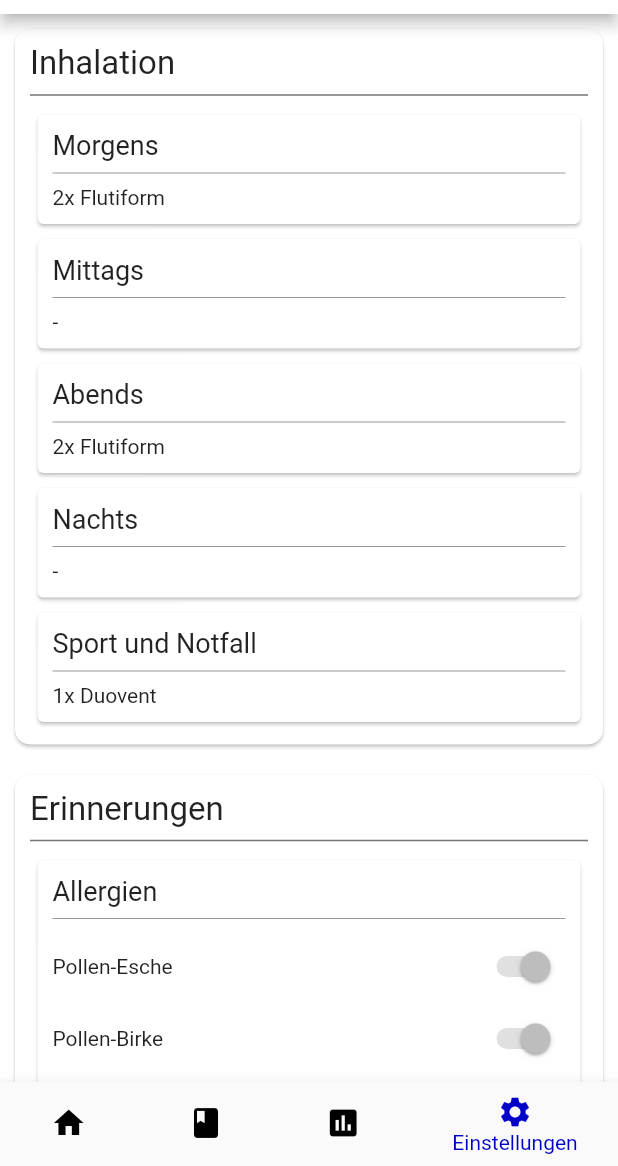
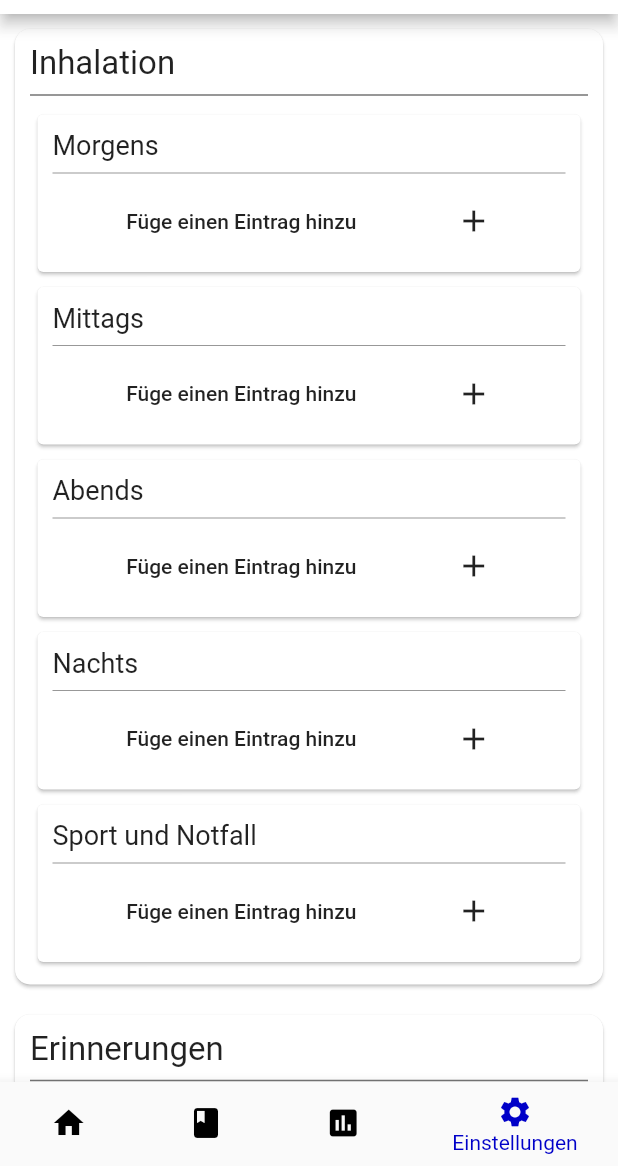
Before and after one commit to tabearunzheimer/asthma-diary, a Flutter app: the SettingsScreen screen opened by its route, on a phone screen of 412 x 824 dp, the part 70-1236 px from its top. Run offline on Flutter 3.47's test engine with Material 2 defaults, Android fonts, the phone set to English and light mode, and no system bars; our stand-ins replace shared_preferences, sqflite; accounts and stored records are empty.

Commit message:
Card-Inhalation in settingsscreen finished

```diff
--- a/lib/helper/Diary.dart
+++ b/lib/helper/Diary.dart
@@ -87,11 +87,16 @@ class Diary{
           }
         }
         if (number != "" && spray != "" && dose != "" && done != "") {
-          //print("number: " + number + " spray: " + spray + " dosis: " + dose + " done: " + done);
+          print("number: " + number + " spray: " + spray + " dosis: " + dose + " done: " + done);
           Inhalation i = new Inhalation(spray, int.parse(number));
           i.setDose(int.parse(dose));
           bool d = int.parse(done) == 0 ? false : true;
           i.setDone(d);
+          erg.add(i);
+        } else if (number != "" && spray != "" && dose != ""){
+          print("number: " + number + " spray: " + spray + " dosis: " + dose);
+          Inhalation i = new Inhalation(spray, int.parse(number));
+          i.setDose(int.parse(dose));
           erg.add(i);
         }
     }
@@ -115,6 +120,14 @@ class Diary{
     String erg = "";
     for (int i = 0; i < list.length; i++){
       erg += "${list[i].getAmount()},${list[i].getSpray()},${list[i].getDose()},${list[i].getDoneAsNumber()};";
+    }
+    return erg;
+  }
+
+  String createSpraysStringWithoutDone(List<Inhalation> list){
+    String erg = "";
+    for (int i = 0; i < list.length; i++){
+      erg += "${list[i].getAmount()},${list[i].getSpray()},${list[i].getDose()};";
     }
     return erg;
   }
--- a/lib/screens/HomeScreen.dart
+++ b/lib/screens/HomeScreen.dart
@@ -37,6 +37,7 @@ class _HomeScreenState extends State<HomeScreen> {
   List<String> _surroundings = [
     "Allergische Reaktion",
     "Angst/ Panik",
+    "Bedarfsmedikation genommen",
     "Bettzeug waschen",
     "Krank",
     "Putzen",
--- a/lib/screens/SettingsScreen.dart
+++ b/lib/screens/SettingsScreen.dart
@@ -1,6 +1,9 @@
+import 'package:asthma_tagebuch/helper/Diary.dart';
+import 'package:asthma_tagebuch/helper/Inhalation.dart';
 import 'package:asthma_tagebuch/helper/Reusable_Widgets.dart';
 import 'package:flutter/cupertino.dart';
 import 'package:flutter/material.dart';
+import 'package:shared_preferences/shared_preferences.dart';
 
 class SettingsScreen extends StatefulWidget {
   @override
@@ -10,6 +13,43 @@ class SettingsScreen extends StatefulWidget {
 class _SettingsScreenState extends State<SettingsScreen> {
   int _selectedIndex = 3;
   ReusableWidgets _reusableWidgets;
+
+  static const String userMorningSprays = 'userMorningSprays';
+  static const String userNoonSprays = 'userNoonSprays';
+  static const String userEveningSprays = 'userEveningSprays';
+  static const String userNightSprays = 'userNightSprays';
+  static const String userDemandSprays = 'userDemandSprays';
+  SharedPreferences prefs;
+
+  Diary _d = new Diary(0, "", "", "", "", 0, "", "", 0, 0, 0, "");
+  List<Inhalation> _morning;
+  List<Inhalation> _noon;
+  List<Inhalation> _evening;
+  List<Inhalation> _night;
+  List<Inhalation> _demand;
+
+  TextEditingController _sprayName = new TextEditingController();
+  TextEditingController _sprayAmount = new TextEditingController();
+  TextEditingController _sprayDose = new TextEditingController();
+
+  @override
+  void initState() {
+    super.initState();
+    _morning = new List();
+    _noon = new List();
+    _evening = new List();
+    _night = new List();
+    _demand = new List();
+
+    SharedPreferences.getInstance().then((sp) {
+      this.prefs = sp;
+      loadString(userMorningSprays);
+      loadString(userNoonSprays);
+      loadString(userEveningSprays);
+      loadString(userNightSprays);
+      loadString(userDemandSprays);
+    });
+  }
 
   @override
   Widget build(BuildContext context) {
@@ -48,113 +88,29 @@ class _SettingsScreenState extends State<SettingsScreen> {
                             Card(
                               //color: Colors.green,
                               margin: EdgeInsets.all(5),
-                                child: Container(
-                                  width: MediaQuery.of(context).size.width,
-                                  padding: EdgeInsets.all(10),
-                                  child: Column(
-                                    crossAxisAlignment:
-                                        CrossAxisAlignment.start,
-                                    children: [
-                                      Text(
-                                        "Morgens",
-                                        style: TextStyle(fontSize: 18),
+                              child: createInhalationList("Morgens", _morning, 0),
                             ),
-                                      Divider(
-                                        color: Colors.black54,
-                                        thickness: 0.5,
-                                      ),
-                                      Text("2x Flutiform"),
-                                    ],
-                                  ),
-                                )),
                             Card(
                               //color: Colors.green,
                               margin: EdgeInsets.all(5),
-                                child: Container(
-                                  width: MediaQuery.of(context).size.width,
-                                  padding: EdgeInsets.all(10),
-                                  child: Column(
-                                    crossAxisAlignment:
-                                        CrossAxisAlignment.start,
-                                    children: [
-                                      Text(
-                                        "Mittags",
-                                        style: TextStyle(fontSize: 18),
+                              child: createInhalationList("Mittags", _noon, 1),
                             ),
-                                      Divider(
-                                        color: Colors.black54,
-                                        thickness: 0.5,
-                                      ),
-                                      Text("-"),
-                                    ],
-                                  ),
-                                )),
                             Card(
                               //color: Colors.blue,
                               margin: EdgeInsets.all(5),
-                                child: Container(
-                                  width: MediaQuery.of(context).size.width,
-                                  padding: EdgeInsets.all(10),
-                                  child: Column(
-                                    crossAxisAlignment:
-                                        CrossAxisAlignment.start,
-                                    children: [
-                                      Text(
-                                        "Abends",
-                                        style: TextStyle(fontSize: 18),
+                              child: createInhalationList("Abends", _evening, 2),
                             ),
-                                      Divider(
-                                        color: Colors.black54,
-                                        thickness: 0.5,
-                                      ),
-                                      Text("2x Flutiform"),
-                                    ],
-                                  ),
-                                )),
                             Card(
                               //color: Colors.green,
                               margin: EdgeInsets.all(5),
-                                child: Container(
-                                  width: MediaQuery.of(context).size.width,
-                                  padding: EdgeInsets.all(10),
-                                  child: Column(
-                                    crossAxisAlignment:
-                                        CrossAxisAlignment.start,
-                                    children: [
-                                      Text(
-                                        "Nachts",
-                                        style: TextStyle(fontSize: 18),
+                              child: createInhalationList("Nachts", _night, 3),
                             ),
-                                      Divider(
-                                        color: Colors.black54,
-                                        thickness: 0.5,
-                                      ),
-                                      Text("-"),
-                                    ],
-                                  ),
-                                )),
                             Card(
                               //color: Colors.green,
                               margin: EdgeInsets.all(5),
-                                child: Container(
-                                  width: MediaQuery.of(context).size.width,
-                                  padding: EdgeInsets.all(10),
-                                  child: Column(
-                                    crossAxisAlignment:
-                                        CrossAxisAlignment.start,
-                                    children: [
-                                      Text(
-                                        "Sport und Notfall",
-                                        style: TextStyle(fontSize: 18),
+                              child: createInhalationList(
+                                  "Sport und Notfall", _demand, 4),
                             ),
-                                      Divider(
-                                        color: Colors.black54,
-                                        thickness: 0.5,
-                                      ),
-                                      Text("1x Duovent"),
-                                    ],
-                                  ),
-                                )),
                           ],
                         ))),
                 Card(
@@ -195,7 +151,8 @@ class _SettingsScreenState extends State<SettingsScreen> {
                                         thickness: 0.5,
                                       ),
                                       Row(
-                                        mainAxisAlignment: MainAxisAlignment.spaceBetween,
+                                        mainAxisAlignment:
+                                            MainAxisAlignment.spaceBetween,
                                         children: [
                                           Text("Pollen-Esche"),
                                           Switch(
@@ -204,7 +161,8 @@ class _SettingsScreenState extends State<SettingsScreen> {
                                         ],
                                       ),
                                       Row(
-                                        mainAxisAlignment: MainAxisAlignment.spaceBetween,
+                                        mainAxisAlignment:
+                                            MainAxisAlignment.spaceBetween,
                                         children: [
                                           Text("Pollen-Birke"),
                                           Switch(
@@ -213,7 +171,8 @@ class _SettingsScreenState extends State<SettingsScreen> {
                                         ],
                                       ),
                                       Row(
-                                        mainAxisAlignment: MainAxisAlignment.spaceBetween,
+                                        mainAxisAlignment:
+                                            MainAxisAlignment.spaceBetween,
                                         children: [
                                           Text("Pollen-Buche"),
                                           Switch(
@@ -243,7 +202,8 @@ class _SettingsScreenState extends State<SettingsScreen> {
                                         thickness: 0.5,
                                       ),
                                       Row(
-                                        mainAxisAlignment: MainAxisAlignment.spaceBetween,
+                                        mainAxisAlignment:
+                                            MainAxisAlignment.spaceBetween,
                                         children: [
                                           Text("Staub wischen"),
                                           Switch(
@@ -252,7 +212,8 @@ class _SettingsScreenState extends State<SettingsScreen> {
                                         ],
                                       ),
                                       Row(
-                                        mainAxisAlignment: MainAxisAlignment.spaceBetween,
+                                        mainAxisAlignment:
+                                            MainAxisAlignment.spaceBetween,
                                         children: [
                                           Text("Bettwäsche waschen"),
                                           Switch(
@@ -282,4 +243,214 @@ class _SettingsScreenState extends State<SettingsScreen> {
       bottomNavigationBar: _reusableWidgets.getBottomNavigationBar(),
     );
   }
+
+  Widget createInhalationList(String headline, List<Inhalation> list, int element) {
+    List<Widget> l = new List();
+    l.add(
+      new Text(
+        headline,
+        style: TextStyle(fontSize: 18),
+      ),
+    );
+    l.add(
+      Divider(
+        color: Colors.black54,
+        thickness: 0.5,
+      ),
+    );
+    if (list.length == 0) {
+      l.add(addEntryButton(list, 0, element));
+    } else {
+      for (int i = 0; i < list.length; i++) {
+        l.add(createInhalationListItems(i, list, element));
       }
+      l.add(addEntryButton(list, l.length, element));
+    }
+
+    Container c = new Container(
+      width: MediaQuery.of(context).size.width,
+      padding: EdgeInsets.all(10),
+      child: Column(
+        crossAxisAlignment: CrossAxisAlignment.start,
+        children: l,
+      ),
+    );
+    return c;
+  }
+
+  Widget addEntryButton(List<Inhalation> list, int index, int element) {
+    return FlatButton(
+      onPressed: () {
+        print("change entry");
+        changeEntryDialog(list, index, element);
+      },
+      child: Row(
+        mainAxisAlignment: MainAxisAlignment.spaceAround,
+        children: [
+          Text("Füge einen Eintrag hinzu"),
+          Icon(
+            (Icons.add),
+          ),
+        ],
+      ),
+    );
+  }
+
+  Widget createInhalationListItems(int index, List<Inhalation> list, int element) {
+    return ListTile(
+      title: Text(
+          list[index].getAmount().toString() + "x " + list[index].getSpray()),
+      subtitle: Text(list[index].getDose().toString() + "ug"),
+      trailing: IconButton(
+        icon: Icon(Icons.edit),
+        onPressed: () {
+          changeEntryDialog(list, index, element);
+        },
+      ),
+    );
+  }
+
+  Widget getHeadline(String t) {
+    return new Container(
+      padding: EdgeInsets.fromLTRB(10, 10, 0, 0),
+      child: Text(
+        t,
+        style: TextStyle(fontSize: 20),
+      ),
+    );
+  }
+
+  Widget getDivider() {
+    return new Divider(
+      color: Colors.black54,
+      indent: 10,
+      endIndent: 10,
+    );
+  }
+
+  void loadString(String key) async {
+    setState(() {
+      print("Get data");
+      switch (key) {
+        case 'userMorningSprays':
+          String s = prefs.get(key) ?? "No Data";
+          print("s: " + s);
+          _morning = _d.separateSpraysString(s);
+          print("Morning: " +_morning.length.toString());
+          break;
+        case 'userNoonSprays':
+          String s = prefs.get(key) ?? "No Data";
+          _noon = _d.separateSpraysString(s);
+          break;
+        case 'userEveningSprays':
+          String s = prefs.get(key) ?? "No Data";
+          _evening = _d.separateSpraysString(s);
+          break;
+        case 'userNightSprays':
+          String s = prefs.get(key) ?? "No Data";
+          _night = _d.separateSpraysString(s);
+          break;
+        case 'userDemandSprays':
+          String s = prefs.get(key) ?? "No Data";
+          _demand = _d.separateSpraysString(s);
+          break;
+      }
+    });
+  }
+
+  Future<Null> setString(String key, String g) async {
+    await this.prefs.setString(key, g);
+    print("String saved");
+  }
+
+  void changeEntryDialog(List<Inhalation> list, int index, int element) {
+    showDialog<String>(
+      context: context,
+      builder: (BuildContext context) => SimpleDialog(
+        title: Text("Bitte gib dein Medikament ein."),
+        elevation: 1,
+        contentPadding: EdgeInsets.all(10),
+        children: <Widget>[
+          TextField(
+            controller: _sprayAmount,
+            decoration: InputDecoration(
+              filled: true,
+              labelText: "Anzahl der Hübe/ Tabletten",
+            ),
+          ),
+          Container(
+            height: 20,
+          ),
+          TextField(
+            controller: _sprayName,
+            decoration: InputDecoration(
+              filled: true,
+              labelText: "Name des Medikaments",
+            ),
+          ),
+          Container(
+            height: 20,
+          ),
+          TextField(
+            controller: _sprayDose,
+            decoration: InputDecoration(
+              filled: true,
+              labelText: "Dosierung des Medikaments in ug",
+            ),
+          ),
+          Row(
+            children: [
+              FlatButton(
+                child: Text("Löschen"),
+                onPressed: () {
+                  setState(() {
+                    list.removeAt(index);
+                    String s = _d.createSpraysStringWithoutDone(list);
+                    setString(userMorningSprays, s);
+                  });
+                  Navigator.pop(context);
+                },
+              ),
+              FlatButton(
+                child: Text("Abbrechen"),
+                onPressed: () {
+                  Navigator.pop(context);
+                },
+              ),
+              FlatButton(
+                child: Text("Speichern"),
+                onPressed: () {
+                  //setString(userNameKey, _nametext.text);
+                  setState(() {
+                    Inhalation i = new Inhalation(
+                        _sprayName.text, int.parse(_sprayAmount.text));
+                    i.setDose(int.parse(_sprayDose.text));
+                    list.add(i);
+                    String s = _d.createSpraysStringWithoutDone(list);
+                    setString(getKeyByElement(element), s);
+                  });
+                  Navigator.pop(context);
+                },
+              ),
+            ],
+          )
+        ],
+      ),
+    );
+  }
+
+  String getKeyByElement(int element){
+    switch (element) {
+      case 0: return userMorningSprays;
+      break;
+      case 1: return userNoonSprays;
+      break;
+      case 2: return userEveningSprays;
+      break;
+      case 3: return userNightSprays;
+      break;
+      case 4: return userDemandSprays;
+      break;
+    }
+  }
+}
```
Also changed, not shown: 1 other file. Lines whose indentation alone changed are shown as unchanged.
